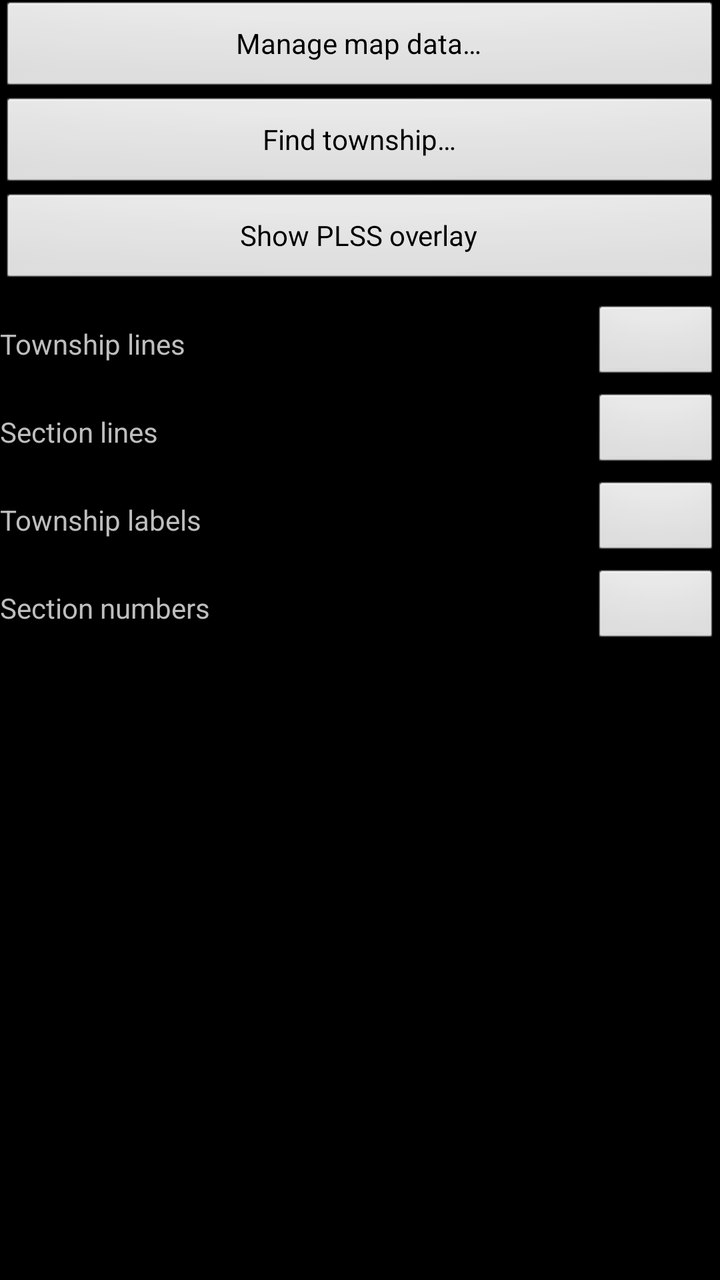
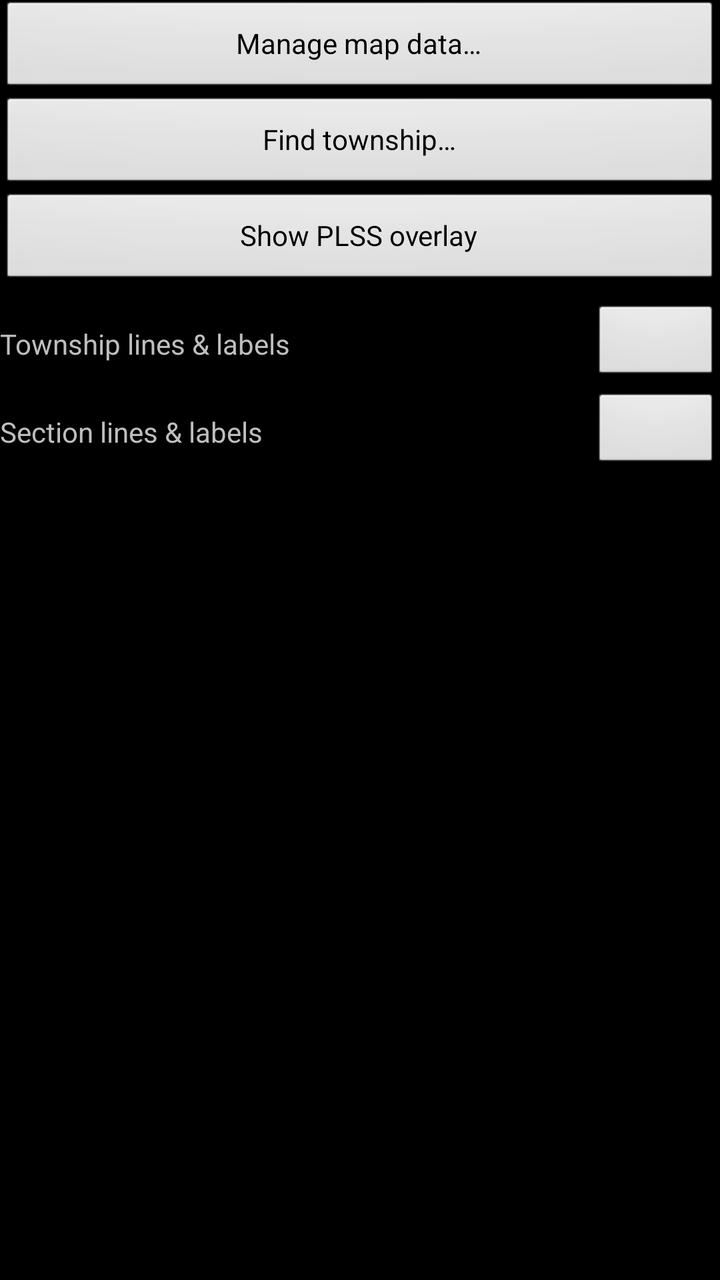

The first picture is an Android layout as it rendered before a commit; the second is the same layout after the commit. The layout source and the unified diff follow.
<!-- AndroidManifest.xml: application theme AppTheme -->
<!-- res/layout/main_layout.xml -->
<?xml version="1.0" encoding="utf-8"?>
<ScrollView xmlns:android="http://schemas.android.com/apk/res/android"
    android:layout_width="match_parent"
    android:layout_height="wrap_content"
    android:fadeScrollbars="false"
    android:layout_marginLeft="3dp"
    android:layout_marginRight="3dp">

    <LinearLayout
        android:layout_width="match_parent"
        android:layout_height="wrap_content"
        android:orientation="vertical" >

        <Button
            android:id="@+id/plss_manage"
            android:layout_width="match_parent"
            android:layout_height="wrap_content"
            android:text="@string/plss_manage_data" />

        <Button
            android:id="@+id/plss_find"
            android:layout_width="match_parent"
            android:layout_height="wrap_content"
            android:text="@string/plss_find" />

        <Button
            android:id="@+id/plss_toggle"
            android:layout_width="match_parent"
            android:layout_height="wrap_content"
            android:text="@string/plss_show" />

        <LinearLayout
            android:layout_width="match_parent"
            android:layout_height="wrap_content"
            android:orientation="horizontal"
            android:gravity="center_vertical"
            android:paddingTop="8dp" >

            <TextView
                android:layout_width="0dp"
                android:layout_weight="1"
                android:layout_height="wrap_content"
                android:text="@string/plss_township_color" />

            <Button
                android:id="@+id/plss_township_color"
                android:layout_width="64dp"
                android:layout_height="40dp" />

        </LinearLayout>

        <LinearLayout
            android:layout_width="match_parent"
            android:layout_height="wrap_content"
            android:orientation="horizontal"
            android:gravity="center_vertical"
            android:paddingTop="4dp" >

            <TextView
                android:layout_width="0dp"
                android:layout_weight="1"
                android:layout_height="wrap_content"
                android:text="@string/plss_section_color" />

            <Button
                android:id="@+id/plss_section_color"
                android:layout_width="64dp"
                android:layout_height="40dp" />

        </LinearLayout>

        <LinearLayout
            android:layout_width="match_parent"
            android:layout_height="wrap_content"
            android:orientation="horizontal"
            android:gravity="center_vertical"
            android:paddingTop="4dp" >

            <TextView
                android:layout_width="0dp"
                android:layout_weight="1"
                android:layout_height="wrap_content"
                android:text="@string/plss_township_label_color" />

            <Button
                android:id="@+id/plss_township_label_color"
                android:layout_width="64dp"
                android:layout_height="40dp" />

        </LinearLayout>

        <LinearLayout
            android:layout_width="match_parent"
            android:layout_height="wrap_content"
            android:orientation="horizontal"
            android:gravity="center_vertical"
            android:paddingTop="4dp" >

            <TextView
                android:layout_width="0dp"
                android:layout_weight="1"
                android:layout_height="wrap_content"
                android:text="@string/plss_section_label_color" />

            <Button
                android:id="@+id/plss_section_label_color"
                android:layout_width="64dp"
                android:layout_height="40dp" />

        </LinearLayout>

    </LinearLayout>
</ScrollView>
<!-- resources referenced by this layout -->
<resources>
  <string name="plss_find">Find township…</string>
  <string name="plss_manage_data">Manage map data…</string>
  <string name="plss_section_color">Section lines</string>
  <string name="plss_section_label_color">Section numbers</string>
  <string name="plss_show">Show PLSS overlay</string>
  <string name="plss_township_color">Township lines</string>
  <string name="plss_township_label_color">Township labels</string>
  <style name="AppTheme" parent="@android:style/Theme.Holo">
          <item name="android:buttonStyle">@android:style/Widget.Button</item>
          <item name="android:imageButtonStyle">@android:style/Widget.Button</item>
          <item name="android:buttonStyleToggle">@android:style/Widget.Button</item>
          <item name="android:spinnerStyle">@style/ATAKSpinner</item>
          <item name="android:spinnerItemStyle">@style/ATAKSpinnerItem</item>
          <item name="android:editTextStyle">@style/ATAKEditText</item>
      </style>
  <style name="ATAKSpinner" parent="@android:style/Widget.Spinner">
          <item name="android:spinnerMode">dialog</item>
      </style>
  <style name="ATAKSpinnerItem">
          <item name="android:textColor">@android:color/white</item>
          <item name="android:dropDownVerticalOffset">0dip</item>
          <item name="android:dropDownHorizontalOffset">0dip</item>
          <item name="android:dropDownWidth">wrap_content</item>
          <item name="android:gravity">left|center_vertical</item>
      </style>
  <style name="ATAKEditText" parent="@android:style/Widget.EditText">
          
          
  
          
          <item name="android:imeOptions">flagNoFullscreen</item>
      </style>
</resources>

<!-- the commit's change to res/layout/main_layout.xml (unified diff, before → after) -->
@@ -69,45 +69,5 @@
 
         </LinearLayout>
 
-        <LinearLayout
-            android:layout_width="match_parent"
-            android:layout_height="wrap_content"
-            android:orientation="horizontal"
-            android:gravity="center_vertical"
-            android:paddingTop="4dp" >
-
-            <TextView
-                android:layout_width="0dp"
-                android:layout_weight="1"
-                android:layout_height="wrap_content"
-                android:text="@string/plss_township_label_color" />
-
-            <Button
-                android:id="@+id/plss_township_label_color"
-                android:layout_width="64dp"
-                android:layout_height="40dp" />
-
-        </LinearLayout>
-
-        <LinearLayout
-            android:layout_width="match_parent"
-            android:layout_height="wrap_content"
-            android:orientation="horizontal"
-            android:gravity="center_vertical"
-            android:paddingTop="4dp" >
-
-            <TextView
-                android:layout_width="0dp"
-                android:layout_weight="1"
-                android:layout_height="wrap_content"
-                android:text="@string/plss_section_label_color" />
-
-            <Button
-                android:id="@+id/plss_section_label_color"
-                android:layout_width="64dp"
-                android:layout_height="40dp" />
-
-        </LinearLayout>
-
     </LinearLayout>
 </ScrollView>
<!-- resource entries referenced after the edit -->
@@ -2,11 +2,9 @@
 <resources>
   <string name="plss_find">Find township…</string>
   <string name="plss_manage_data">Manage map data…</string>
-  <string name="plss_section_color">Section lines</string>
-  <string name="plss_section_label_color">Section numbers</string>
+  <string name="plss_section_color">Section lines &amp; labels</string>
   <string name="plss_show">Show PLSS overlay</string>
-  <string name="plss_township_color">Township lines</string>
-  <string name="plss_township_label_color">Township labels</string>
+  <string name="plss_township_color">Township lines &amp; labels</string>
   <style name="AppTheme" parent="@android:style/Theme.Holo">
           <item name="android:buttonStyle">@android:style/Widget.Button</item>
           <item name="android:imageButtonStyle">@android:style/Widget.Button</item>
